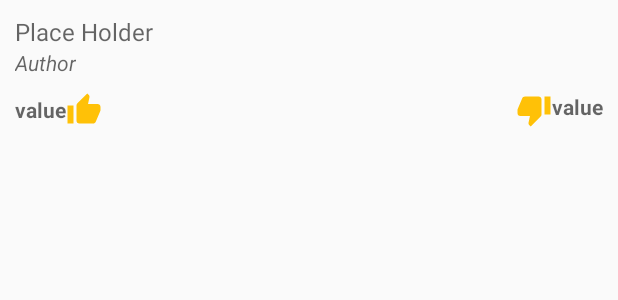
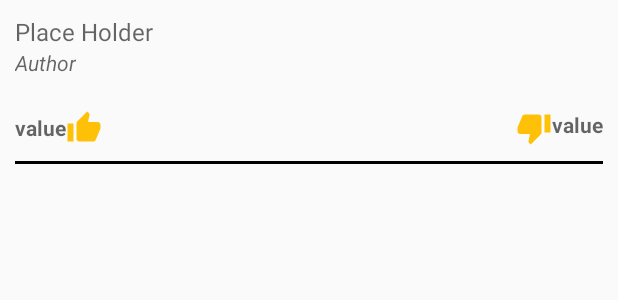
Before and after one commit to M-Khay/MyUrbanDictionarySample, an Android app: the layout dictionary_rv_row_item.xml on its own in the app's theme, with its tools: preview values and no code run, on a phone screen of 412 x 824 dp. Shown: the top 300 px of the screen. Run offline under Robolectric (Android 15) with nearby library versions, the phone set to English and light mode, and no system bars.

Commit message:
udpated defination row ui with sperator line for easier readability

```diff
--- a/app/src/main/res/layout/dictionary_rv_row_item.xml
+++ b/app/src/main/res/layout/dictionary_rv_row_item.xml
@@ -56,5 +56,12 @@
         app:layout_constraintTop_toBottomOf="@id/author"
         app:layout_constraintRight_toRightOf="parent"
         app:layout_constraintBottom_toBottomOf="parent"/>
+<View
+    android:layout_width="match_parent"
+    android:layout_height="2dp"
+    android:background="@android:color/black"
+    app:layout_constraintTop_toBottomOf="@id/down"
+    android:layout_marginTop="10dp">
 
+</View>
 </androidx.constraintlayout.widget.ConstraintLayout>
```
